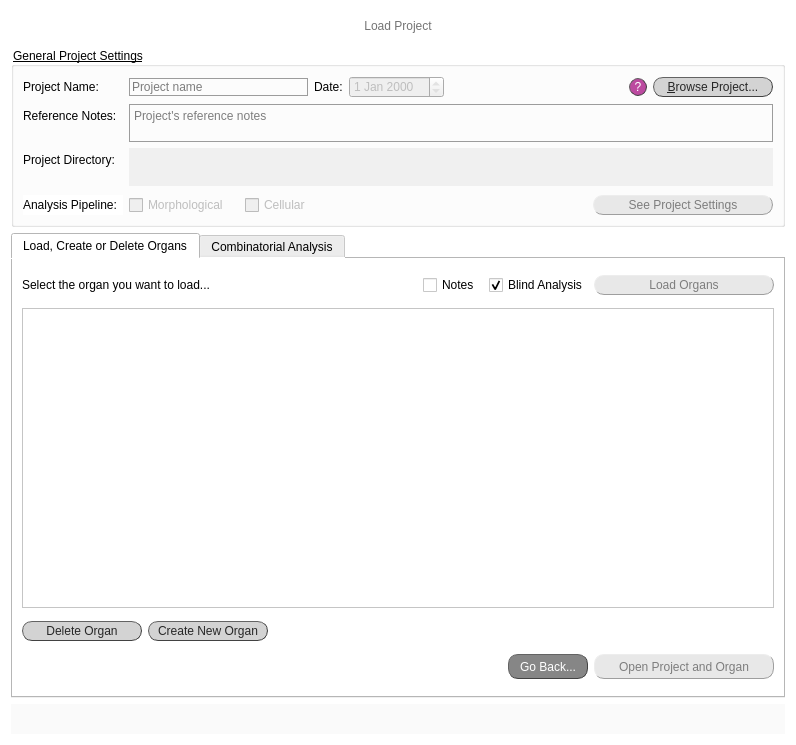
Old version of the form src/gui/ui/load_project_screen.ui in the repository jsanchez679/morphoHeart_rev.
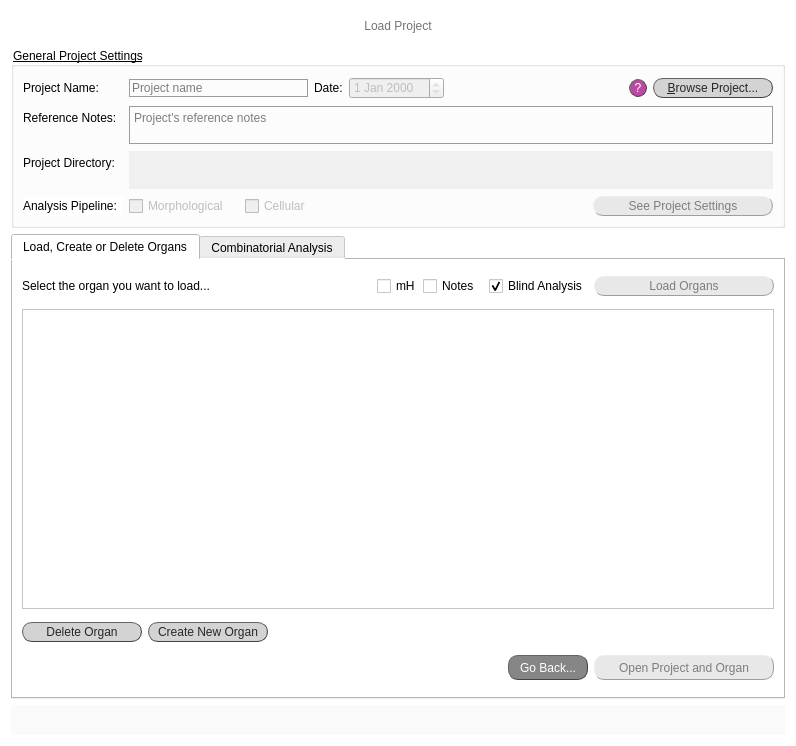
New version of the form.

The edit to the form file:
```diff
--- a/src/gui/ui/load_project_screen.ui
+++ b/src/gui/ui/load_project_screen.ui
@@ -7,7 +7,7 @@
     <x>0</x>
     <y>0</y>
     <width>796</width>
-    <height>745</height>
+    <height>746</height>
    </rect>
   </property>
   <property name="windowTitle">
@@ -590,6 +590,40 @@
            </property>
           </widget>
          </item>
+         <item>
+          <widget class="QCheckBox" name="cB_mH_hide">
+           <property name="sizePolicy">
+            <sizepolicy hsizetype="Fixed" vsizetype="Fixed">
+             <horstretch>0</horstretch>
+             <verstretch>0</verstretch>
+            </sizepolicy>
+           </property>
+           <property name="minimumSize">
+            <size>
+             <width>40</width>
+             <height>18</height>
+            </size>
+           </property>
+           <property name="maximumSize">
+            <size>
+             <width>40</width>
+             <height>16777215</height>
+            </size>
+           </property>
+           <property name="layoutDirection">
+            <enum>Qt::LeftToRight</enum>
+           </property>
+           <property name="styleSheet">
+            <string notr="true">font: 25 10pt &quot;Calibri Light&quot;;</string>
+           </property>
+           <property name="text">
+            <string>mH</string>
+           </property>
+           <property name="checked">
+            <bool>false</bool>
+           </property>
+          </widget>
+         </item>
          <item>
           <widget class="QCheckBox" name="cB_notes">
            <property name="sizePolicy">
```
